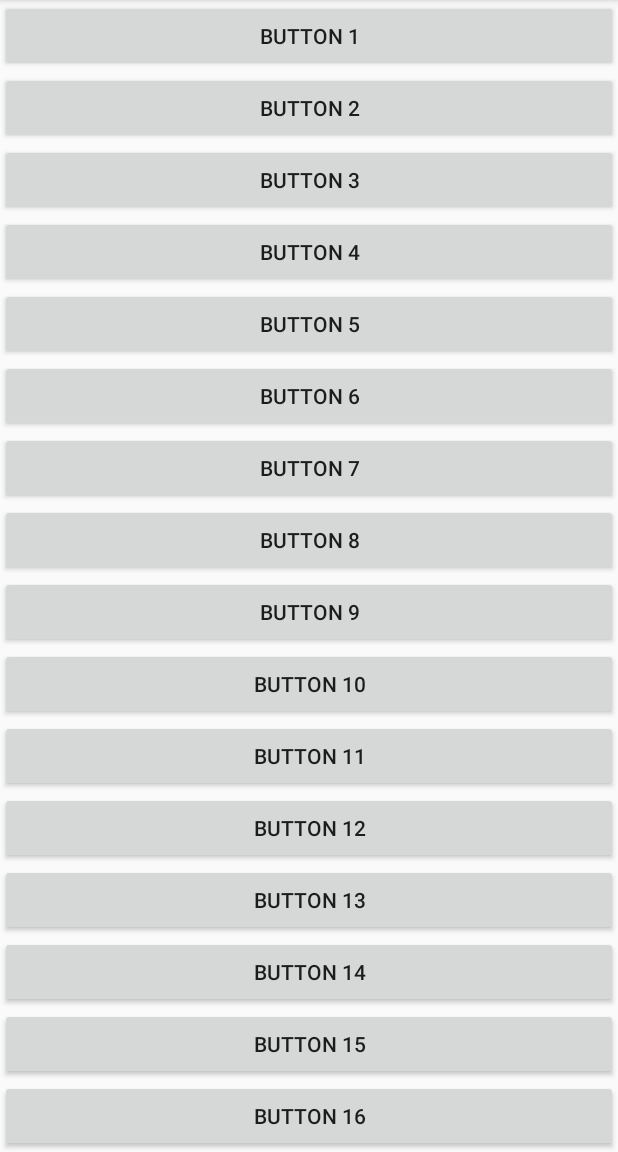
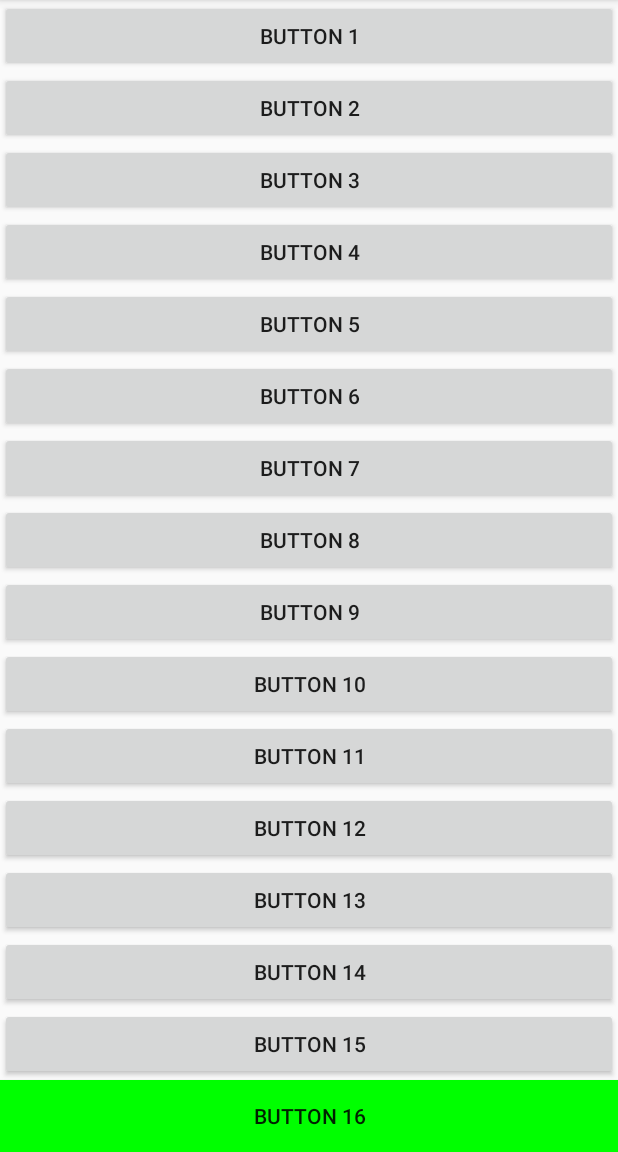
Before and after one commit to KochMaximilian/SoftwareEntwicklungMobile, an Android app: the screen it shows after launch (MainActivity), on a phone screen of 412 x 824 dp, the part 84-1236 px from its top. Run offline under Robolectric (Android 15) with nearby library versions, the phone set to English and light mode, and no system bars.

Commit message:
add for loop for buttons

```diff
--- a/UE1/SixteenButtons/app/src/main/java/com/example/max/sixteenbuttons/MainActivity.java
+++ b/UE1/SixteenButtons/app/src/main/java/com/example/max/sixteenbuttons/MainActivity.java
@@ -16,6 +16,7 @@ public class MainActivity extends AppCompatActivity implements View.OnClickListe
     int min = 1;
     int max = 16;
     Button button;
+
     @Override
     protected void onCreate(Bundle savedInstanceState) {
         super.onCreate(savedInstanceState);
@@ -23,12 +24,12 @@ public class MainActivity extends AppCompatActivity implements View.OnClickListe
        for (int i = min; i <= max; i++) {
            button = new Button(this);
            button.setText("Button" + " " + buttonNumber++);
-
-           LinearLayout linearLayout = findViewById(R.id.linerar_layoutId);
+           LinearLayout linearLayout = findViewById(R.id.linear_layoutId);
            linearLayout.addView(button);
+           button.setId(buttonNumber);
            button.setOnClickListener(this);
        }
-
+       setBackgroundColorGreen(button);
     }
 
 
@@ -39,15 +40,18 @@ public class MainActivity extends AppCompatActivity implements View.OnClickListe
 
     }
 
-
-
     public int randomButton(){
-
         Random r = new Random();
         buttonNumber = r.nextInt(max);
-
         return buttonNumber;
 
     }
 
+    public void setBackgroundColorGreen(Button b) {
+        button.findViewById(randomButton());
+      button.setBackgroundColor(Color.GREEN);
+    }
+
+
+
 }
--- a/UE1/SixteenButtons/app/src/main/res/layout/activity_main.xml
+++ b/UE1/SixteenButtons/app/src/main/res/layout/activity_main.xml
@@ -12,7 +12,7 @@
         android:layout_height="match_parent">
 
         <LinearLayout
-            android:id="@+id/linerar_layoutId"
+            android:id="@+id/linear_layoutId"
             android:layout_width="match_parent"
             android:layout_height="wrap_content"
             android:orientation="vertical">
```
